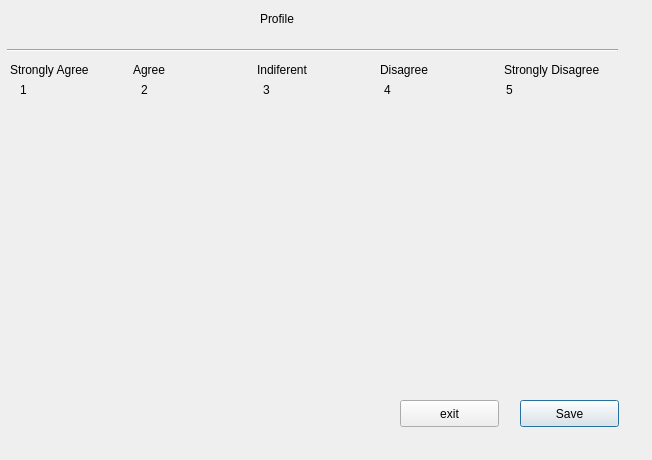
Old version of the form D1/studentprofileview.ui in the repository GuelorEmanuel/Team-Tech-Support.
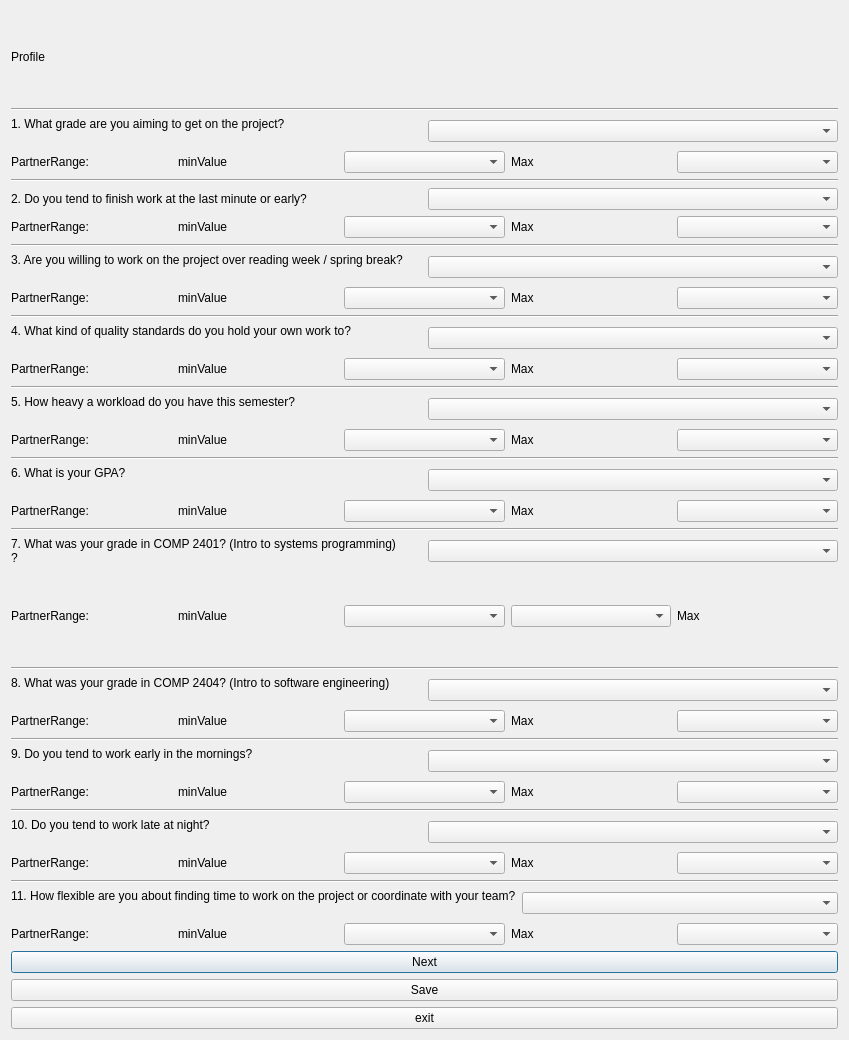
New version of the form.

Commit message: Profile page

```diff
--- a/D1/studentprofileview.ui
+++ b/D1/studentprofileview.ui
@@ -6,159 +6,665 @@
    <rect>
     <x>0</x>
     <y>0</y>
-    <width>652</width>
-    <height>460</height>
+    <width>849</width>
+    <height>1040</height>
    </rect>
   </property>
   <property name="windowTitle">
    <string>Dialog</string>
   </property>
-  <widget class="QLabel" name="label">
-   <property name="geometry">
-    <rect>
-     <x>260</x>
-     <y>10</y>
-     <width>67</width>
-     <height>17</height>
-    </rect>
-   </property>
-   <property name="text">
-    <string>Profile</string>
-   </property>
-  </widget>
-  <widget class="Line" name="line">
-   <property name="geometry">
-    <rect>
-     <x>7</x>
-     <y>40</y>
-     <width>611</width>
-     <height>20</height>
-    </rect>
-   </property>
-   <property name="orientation">
-    <enum>Qt::Horizontal</enum>
-   </property>
-  </widget>
-  <widget class="QPushButton" name="saveBtn">
-   <property name="geometry">
-    <rect>
-     <x>520</x>
-     <y>400</y>
-     <width>99</width>
-     <height>27</height>
-    </rect>
-   </property>
-   <property name="text">
-    <string>Save</string>
-   </property>
-  </widget>
-  <widget class="QPushButton" name="exitBtn">
-   <property name="geometry">
-    <rect>
-     <x>400</x>
-     <y>400</y>
-     <width>99</width>
-     <height>27</height>
-    </rect>
-   </property>
-   <property name="text">
-    <string>exit</string>
-   </property>
-  </widget>
-  <widget class="QWidget" name="">
-   <property name="geometry">
-    <rect>
-     <x>10</x>
-     <y>60</y>
-     <width>611</width>
-     <height>19</height>
-    </rect>
-   </property>
-   <layout class="QHBoxLayout" name="horizontalLayout">
-    <item>
-     <widget class="QLabel" name="label_2">
-      <property name="text">
-       <string>Strongly Agree</string>
-      </property>
-     </widget>
-    </item>
-    <item>
-     <widget class="QLabel" name="label_3">
-      <property name="text">
-       <string>Agree</string>
-      </property>
-     </widget>
-    </item>
-    <item>
-     <widget class="QLabel" name="label_4">
-      <property name="text">
-       <string>Indiferent</string>
-      </property>
-     </widget>
-    </item>
-    <item>
-     <widget class="QLabel" name="label_5">
-      <property name="text">
-       <string>Disagree</string>
-      </property>
-     </widget>
-    </item>
-    <item>
-     <widget class="QLabel" name="label_6">
-      <property name="text">
-       <string>Strongly Disagree</string>
-      </property>
-     </widget>
-    </item>
-   </layout>
-  </widget>
-  <widget class="QWidget" name="">
-   <property name="geometry">
-    <rect>
-     <x>20</x>
-     <y>80</y>
-     <width>601</width>
-     <height>20</height>
-    </rect>
-   </property>
-   <layout class="QHBoxLayout" name="horizontalLayout_2">
-    <item>
-     <widget class="QLabel" name="label_7">
-      <property name="text">
-       <string>1</string>
-      </property>
-     </widget>
-    </item>
-    <item>
-     <widget class="QLabel" name="label_8">
-      <property name="text">
-       <string>2</string>
-      </property>
-     </widget>
-    </item>
-    <item>
-     <widget class="QLabel" name="label_9">
-      <property name="text">
-       <string>3</string>
-      </property>
-     </widget>
-    </item>
-    <item>
-     <widget class="QLabel" name="label_10">
-      <property name="text">
-       <string>4</string>
-      </property>
-     </widget>
-    </item>
-    <item>
-     <widget class="QLabel" name="label_11">
-      <property name="text">
-       <string>5</string>
-      </property>
-     </widget>
-    </item>
-   </layout>
-  </widget>
+  <property name="sizeGripEnabled">
+   <bool>false</bool>
+  </property>
+  <layout class="QVBoxLayout" name="verticalLayout">
+   <item>
+    <widget class="QLabel" name="ProfileNameLbl">
+     <property name="text">
+      <string>Profile</string>
+     </property>
+    </widget>
+   </item>
+   <item>
+    <widget class="Line" name="line">
+     <property name="orientation">
+      <enum>Qt::Horizontal</enum>
+     </property>
+    </widget>
+   </item>
+   <item>
+    <layout class="QHBoxLayout" name="horizontalLayout">
+     <item>
+      <widget class="QLabel" name="q1Lbl">
+       <property name="text">
+        <string>1. What grade are you aiming to get on the project?
+</string>
+       </property>
+      </widget>
+     </item>
+     <item>
+      <widget class="QComboBox" name="q1ComboBox"/>
+     </item>
+    </layout>
+   </item>
+   <item>
+    <layout class="QHBoxLayout" name="horizontalLayout_2">
+     <item>
+      <widget class="QLabel" name="label_2">
+       <property name="text">
+        <string>PartnerRange:</string>
+       </property>
+      </widget>
+     </item>
+     <item>
+      <widget class="QLabel" name="label_3">
+       <property name="text">
+        <string>minValue</string>
+       </property>
+      </widget>
+     </item>
+     <item>
+      <widget class="QComboBox" name="q1MinComboBox"/>
+     </item>
+     <item>
+      <widget class="QLabel" name="label_4">
+       <property name="text">
+        <string>Max</string>
+       </property>
+      </widget>
+     </item>
+     <item>
+      <widget class="QComboBox" name="q1MaxComboBox"/>
+     </item>
+    </layout>
+   </item>
+   <item>
+    <widget class="Line" name="line_2">
+     <property name="orientation">
+      <enum>Qt::Horizontal</enum>
+     </property>
+    </widget>
+   </item>
+   <item>
+    <layout class="QHBoxLayout" name="horizontalLayout_3">
+     <item>
+      <widget class="QLabel" name="q1Lbl_2">
+       <property name="text">
+        <string>2. Do you tend to finish work at the last minute or early?</string>
+       </property>
+      </widget>
+     </item>
+     <item>
+      <widget class="QComboBox" name="q2ComboBox"/>
+     </item>
+    </layout>
+   </item>
+   <item>
+    <layout class="QHBoxLayout" name="horizontalLayout_4">
+     <item>
+      <widget class="QLabel" name="label_6">
+       <property name="text">
+        <string>PartnerRange:</string>
+       </property>
+      </widget>
+     </item>
+     <item>
+      <widget class="QLabel" name="label_5">
+       <property name="text">
+        <string>minValue</string>
+       </property>
+      </widget>
+     </item>
+     <item>
+      <widget class="QComboBox" name="q2MinComboBox"/>
+     </item>
+     <item>
+      <widget class="QLabel" name="label_7">
+       <property name="text">
+        <string>Max</string>
+       </property>
+      </widget>
+     </item>
+     <item>
+      <widget class="QComboBox" name="q2MaxComboBox"/>
+     </item>
+    </layout>
+   </item>
+   <item>
+    <widget class="Line" name="line_3">
+     <property name="orientation">
+      <enum>Qt::Horizontal</enum>
+     </property>
+    </widget>
+   </item>
+   <item>
+    <layout class="QHBoxLayout" name="horizontalLayout_5">
+     <item>
+      <widget class="QLabel" name="label_29">
+       <property name="text">
+        <string>3. Are you willing to work on the project over reading week / spring break?
+</string>
+       </property>
+      </widget>
+     </item>
+     <item>
+      <widget class="QComboBox" name="q3MinComboBox"/>
+     </item>
+    </layout>
+   </item>
+   <item>
+    <layout class="QHBoxLayout" name="horizontalLayout_7">
+     <item>
+      <widget class="QLabel" name="label_9">
+       <property name="text">
+        <string>PartnerRange:</string>
+       </property>
+      </widget>
+     </item>
+     <item>
+      <widget class="QLabel" name="label_8">
+       <property name="text">
+        <string>minValue</string>
+       </property>
+      </widget>
+     </item>
+     <item>
+      <widget class="QComboBox" name="q3MinComboBox_2"/>
+     </item>
+     <item>
+      <widget class="QLabel" name="label_10">
+       <property name="text">
+        <string>Max</string>
+       </property>
+      </widget>
+     </item>
+     <item>
+      <widget class="QComboBox" name="q3MaxComboBox"/>
+     </item>
+    </layout>
+   </item>
+   <item>
+    <widget class="Line" name="line_4">
+     <property name="orientation">
+      <enum>Qt::Horizontal</enum>
+     </property>
+    </widget>
+   </item>
+   <item>
+    <layout class="QHBoxLayout" name="horizontalLayout_8">
+     <item>
+      <widget class="QLabel" name="label_30">
+       <property name="text">
+        <string>4. What kind of quality standards do you hold your own work to?
+</string>
+       </property>
+      </widget>
+     </item>
+     <item>
+      <widget class="QComboBox" name="q4ComboBox"/>
+     </item>
+    </layout>
+   </item>
+   <item>
+    <layout class="QHBoxLayout" name="horizontalLayout_9">
+     <item>
+      <widget class="QLabel" name="label_12">
+       <property name="text">
+        <string>PartnerRange:</string>
+       </property>
+      </widget>
+     </item>
+     <item>
+      <widget class="QLabel" name="label_11">
+       <property name="text">
+        <string>minValue</string>
+       </property>
+      </widget>
+     </item>
+     <item>
+      <widget class="QComboBox" name="q4MinComboBox"/>
+     </item>
+     <item>
+      <widget class="QLabel" name="label_13">
+       <property name="text">
+        <string>Max</string>
+       </property>
+      </widget>
+     </item>
+     <item>
+      <widget class="QComboBox" name="q4MaxcomboBox"/>
+     </item>
+    </layout>
+   </item>
+   <item>
+    <widget class="Line" name="line_5">
+     <property name="orientation">
+      <enum>Qt::Horizontal</enum>
+     </property>
+    </widget>
+   </item>
+   <item>
+    <layout class="QHBoxLayout" name="horizontalLayout_10">
+     <item>
+      <widget class="QLabel" name="label_31">
+       <property name="text">
+        <string>5. How heavy a workload do you have this semester?
+</string>
+       </property>
+      </widget>
+     </item>
+     <item>
+      <widget class="QComboBox" name="q5comboBox"/>
+     </item>
+    </layout>
+   </item>
+   <item>
+    <layout class="QHBoxLayout" name="horizontalLayout_11">
+     <item>
+      <widget class="QLabel" name="label_15">
+       <property name="text">
+        <string>PartnerRange:</string>
+       </property>
+      </widget>
+     </item>
+     <item>
+      <widget class="QLabel" name="label_14">
+       <property name="text">
+        <string>minValue</string>
+       </property>
+      </widget>
+     </item>
+     <item>
+      <widget class="QComboBox" name="q5MinComboBox"/>
+     </item>
+     <item>
+      <widget class="QLabel" name="q4MaxComboBox">
+       <property name="text">
+        <string>Max</string>
+       </property>
+      </widget>
+     </item>
+     <item>
+      <widget class="QComboBox" name="q5MaxComboBox"/>
+     </item>
+    </layout>
+   </item>
+   <item>
+    <widget class="Line" name="line_6">
+     <property name="orientation">
+      <enum>Qt::Horizontal</enum>
+     </property>
+    </widget>
+   </item>
+   <item>
+    <layout class="QHBoxLayout" name="horizontalLayout_12">
+     <item>
+      <widget class="QLabel" name="label_32">
+       <property name="text">
+        <string>6. What is your GPA?
+</string>
+       </property>
+      </widget>
+     </item>
+     <item>
+      <widget class="QComboBox" name="comboBox_16"/>
+     </item>
+    </layout>
+   </item>
+   <item>
+    <layout class="QHBoxLayout" name="horizontalLayout_13">
+     <item>
+      <widget class="QLabel" name="label_18">
+       <property name="text">
+        <string>PartnerRange:</string>
+       </property>
+      </widget>
+     </item>
+     <item>
+      <widget class="QLabel" name="label_17">
+       <property name="text">
+        <string>minValue</string>
+       </property>
+      </widget>
+     </item>
+     <item>
+      <widget class="QComboBox" name="comboBox_17"/>
+     </item>
+     <item>
+      <widget class="QLabel" name="label_19">
+       <property name="text">
+        <string>Max</string>
+       </property>
+      </widget>
+     </item>
+     <item>
+      <widget class="QComboBox" name="comboBox_18"/>
+     </item>
+    </layout>
+   </item>
+   <item>
+    <widget class="Line" name="line_7">
+     <property name="orientation">
+      <enum>Qt::Horizontal</enum>
+     </property>
+    </widget>
+   </item>
+   <item>
+    <layout class="QHBoxLayout" name="horizontalLayout_14">
+     <item>
+      <widget class="QLabel" name="label_33">
+       <property name="text">
+        <string>7. What was your grade in COMP 2401? (Intro to systems programming)
+?</string>
+       </property>
+      </widget>
+     </item>
+     <item>
+      <widget class="QComboBox" name="comboBox_19"/>
+     </item>
+    </layout>
+   </item>
+   <item>
+    <layout class="QHBoxLayout" name="horizontalLayout_15">
+     <item>
+      <widget class="QLabel" name="label_21">
+       <property name="text">
+        <string>PartnerRange:</string>
+       </property>
+      </widget>
+     </item>
+     <item>
+      <widget class="QLabel" name="label_20">
+       <property name="text">
+        <string>minValue</string>
+       </property>
+      </widget>
+     </item>
+     <item>
+      <widget class="QComboBox" name="comboBox_20"/>
+     </item>
+     <item>
+      <widget class="QComboBox" name="comboBox_21"/>
+     </item>
+     <item>
+      <widget class="QLabel" name="label_23">
+       <property name="text">
+        <string>Max</string>
+       </property>
+      </widget>
+     </item>
+    </layout>
+   </item>
+   <item>
+    <widget class="Line" name="line_8">
+     <property name="orientation">
+      <enum>Qt::Horizontal</enum>
+     </property>
+    </widget>
+   </item>
+   <item>
+    <layout class="QHBoxLayout" name="horizontalLayout_16">
+     <item>
+      <widget class="QLabel" name="label_34">
+       <property name="text">
+        <string>8. What was your grade in COMP 2404? (Intro to software engineering)
+</string>
+       </property>
+      </widget>
+     </item>
+     <item>
+      <widget class="QComboBox" name="comboBox_22"/>
+     </item>
+    </layout>
+   </item>
+   <item>
+    <layout class="QHBoxLayout" name="horizontalLayout_17">
+     <item>
+      <widget class="QLabel" name="label_25">
+       <property name="text">
+        <string>PartnerRange:</string>
+       </property>
+      </widget>
+     </item>
+     <item>
+      <widget class="QLabel" name="label_24">
+       <property name="text">
+        <string>minValue</string>
+       </property>
+      </widget>
+     </item>
+     <item>
+      <widget class="QComboBox" name="comboBox_23"/>
+     </item>
+     <item>
+      <widget class="QLabel" name="label_26">
+       <property name="text">
+        <string>Max</string>
+       </property>
+      </widget>
+     </item>
+     <item>
+      <widget class="QComboBox" name="comboBox_24"/>
+     </item>
+    </layout>
+   </item>
+   <item>
+    <widget class="Line" name="line_9">
+     <property name="orientation">
+      <enum>Qt::Horizontal</enum>
+     </property>
+    </widget>
+   </item>
+   <item>
+    <layout class="QHBoxLayout" name="horizontalLayout_18">
+     <item>
+      <widget class="QLabel" name="label_35">
+       <property name="text">
+        <string>9. Do you tend to work early in the mornings?
+</string>
+       </property>
+      </widget>
+     </item>
+     <item>
+      <widget class="QComboBox" name="comboBox_25"/>
+     </item>
+    </layout>
+   </item>
+   <item>
+    <layout class="QHBoxLayout" name="horizontalLayout_19">
+     <item>
+      <widget class="QLabel" name="label_37">
+       <property name="text">
+        <string>PartnerRange:</string>
+       </property>
+      </widget>
+     </item>
+     <item>
+      <widget class="QLabel" name="label_36">
+       <property name="text">
+        <string>minValue</string>
+       </property>
+      </widget>
+     </item>
+     <item>
+      <widget class="QComboBox" name="comboBox_26"/>
+     </item>
+     <item>
+      <widget class="QLabel" name="label_38">
+       <property name="text">
+        <string>Max</string>
+       </property>
+      </widget>
+     </item>
+     <item>
+      <widget class="QComboBox" name="comboBox_27"/>
+     </item>
+    </layout>
+   </item>
+   <item>
+    <widget class="Line" name="line_10">
+     <property name="orientation">
+      <enum>Qt::Horizontal</enum>
+     </property>
+    </widget>
+   </item>
+   <item>
+    <layout class="QHBoxLayout" name="horizontalLayout_20">
+     <item>
+      <widget class="QLabel" name="label_39">
+       <property name="text">
+        <string>10. Do you tend to work late at night?
+</string>
+       </property>
+      </widget>
+     </item>
+     <item>
+      <widget class="QComboBox" name="comboBox_28"/>
+     </item>
+    </layout>
+   </item>
+   <item>
+    <layout class="QHBoxLayout" name="horizontalLayout_21">
+     <item>
+      <widget class="QLabel" name="label_41">
+       <property name="text">
+        <string>PartnerRange:</string>
+       </property>
+      </widget>
+     </item>
+     <item>
+      <widget class="QLabel" name="label_40">
+       <property name="text">
+        <string>minValue</string>
+       </property>
+      </widget>
+     </item>
+     <item>
+      <widget class="QComboBox" name="comboBox_29"/>
+     </item>
+     <item>
+      <widget class="QLabel" name="label_42">
+       <property name="text">
+        <string>Max</string>
+       </property>
+      </widget>
+     </item>
+     <item>
+      <widget class="QComboBox" name="comboBox_30"/>
+     </item>
+    </layout>
+   </item>
+   <item>
+    <widget class="Line" name="line_11">
+     <property name="orientation">
+      <enum>Qt::Horizontal</enum>
+     </property>
+    </widget>
+   </item>
+   <item>
+    <layout class="QHBoxLayout" name="horizontalLayout_22">
+     <item>
+      <widget class="QLabel" name="label_43">
+       <property name="text">
+        <string>11. How flexible are you about finding time to work on the project or coordinate with your team?
+</string>
+       </property>
+      </widget>
+     </item>
+     <item>
+      <widget class="QComboBox" name="comboBox_31"/>
+     </item>
+    </layout>
+   </item>
+   <item>
+    <layout class="QHBoxLayout" name="horizontalLayout_23">
+     <item>
+      <widget class="QLabel" name="label_45">
+       <property name="text">
+        <string>PartnerRange:</string>
+       </property>
+      </widget>
+     </item>
+     <item>
+      <widget class="QLabel" name="label_44">
+       <property name="text">
+        <string>minValue</string>
+       </property>
+      </widget>
+     </item>
+     <item>
+      <widget class="QComboBox" name="comboBox_32"/>
+     </item>
+     <item>
+      <widget class="QLabel" name="label_46">
+       <property name="text">
+        <string>Max</string>
+       </property>
+      </widget>
+     </item>
+     <item>
+      <widget class="QComboBox" name="comboBox_33"/>
+     </item>
+    </layout>
+   </item>
+   <item>
+    <widget class="QPushButton" name="pushButton">
+     <property name="text">
+      <string>Next</string>
+     </property>
+    </widget>
+   </item>
+   <item>
+    <widget class="QPushButton" name="saveBtn">
+     <property name="text">
+      <string>Save</string>
+     </property>
+    </widget>
+   </item>
+   <item>
+    <widget class="QPushButton" name="exitBtn">
+     <property name="text">
+      <string>exit</string>
+     </property>
+    </widget>
+   </item>
+  </layout>
+  <zorder>layoutWidget</zorder>
+  <zorder>layoutWidget</zorder>
+  <zorder>ProfileNameLbl</zorder>
+  <zorder>line</zorder>
+  <zorder>saveBtn</zorder>
+  <zorder>exitBtn</zorder>
+  <zorder>layoutWidget</zorder>
+  <zorder>line_2</zorder>
+  <zorder>layoutWidget_2</zorder>
+  <zorder>layoutWidget_3</zorder>
+  <zorder>line_3</zorder>
+  <zorder>layoutWidget_4</zorder>
+  <zorder>layoutWidget_5</zorder>
+  <zorder>line_4</zorder>
+  <zorder>layoutWidget_6</zorder>
+  <zorder>layoutWidget_7</zorder>
+  <zorder>line_5</zorder>
+  <zorder>layoutWidget_8</zorder>
+  <zorder>layoutWidget_9</zorder>
+  <zorder>line_6</zorder>
+  <zorder>layoutWidget_10</zorder>
+  <zorder>layoutWidget_11</zorder>
+  <zorder>line_7</zorder>
+  <zorder>layoutWidget_12</zorder>
+  <zorder>layoutWidget_13</zorder>
+  <zorder>line_8</zorder>
+  <zorder>layoutWidget_14</zorder>
+  <zorder>layoutWidget_15</zorder>
+  <zorder>line_9</zorder>
+  <zorder>layoutWidget_16</zorder>
+  <zorder>layoutWidget_17</zorder>
+  <zorder>line_10</zorder>
+  <zorder>layoutWidget_18</zorder>
+  <zorder>layoutWidget_19</zorder>
+  <zorder>line_11</zorder>
+  <zorder>layoutWidget_20</zorder>
+  <zorder>pushButton</zorder>
  </widget>
  <resources/>
  <connections/>
```
The commit also changes 12 other files.
